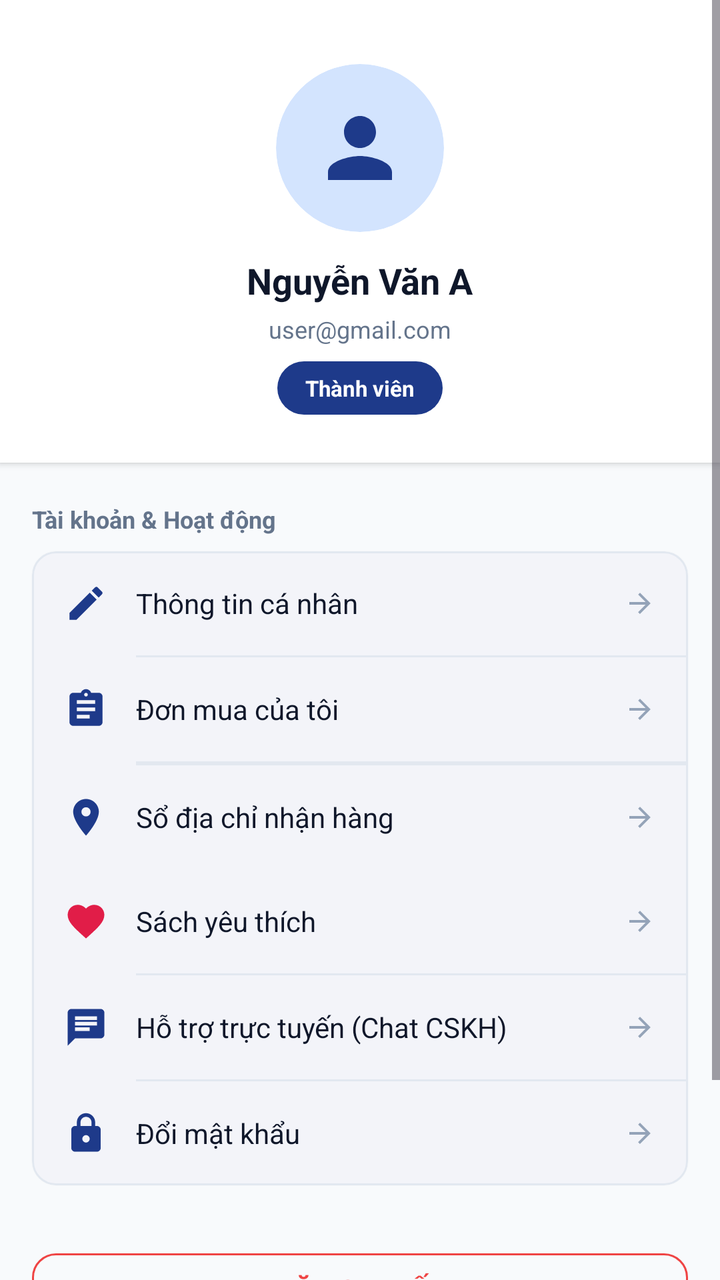
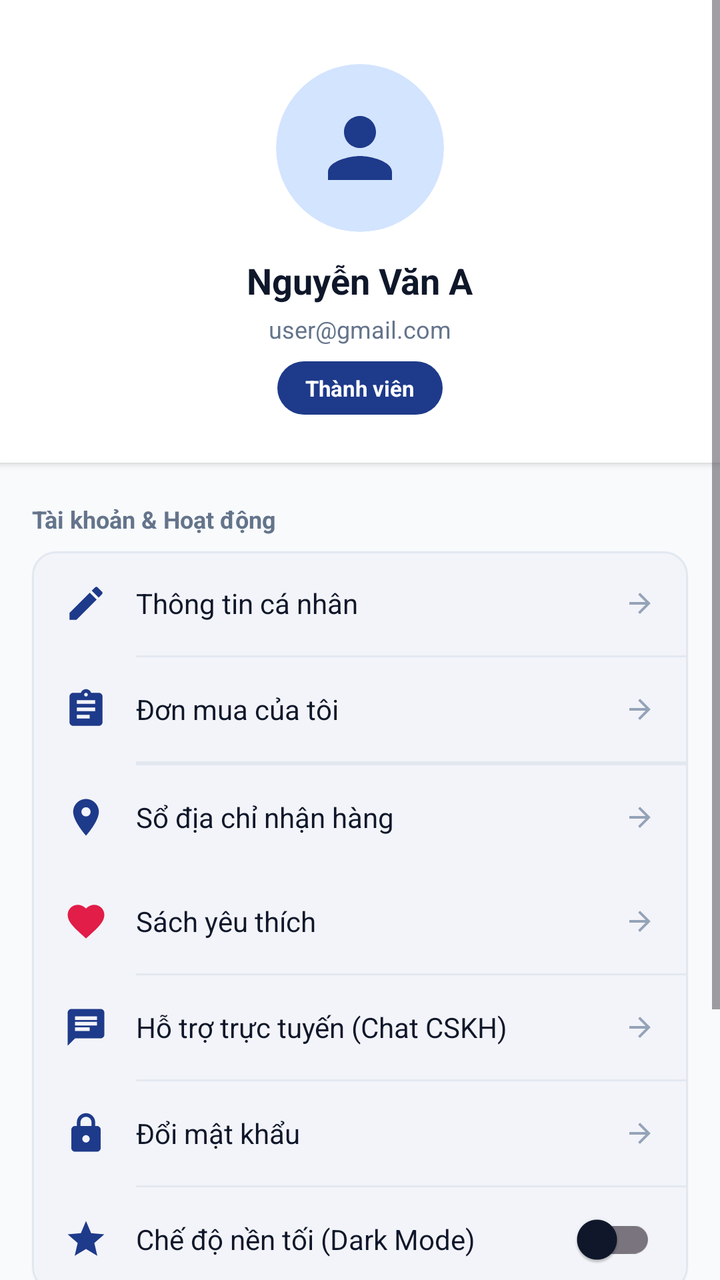

Screens rendered from an Android XML layout before and after an edit, with the pre-edit source and the edit as a unified diff.
<!-- AndroidManifest.xml: application theme Theme.Book_selling_app -->
<!-- res/layout/fragment_profile.xml -->
<?xml version="1.0" encoding="utf-8"?>
<ScrollView xmlns:android="http://schemas.android.com/apk/res/android"
    xmlns:app="http://schemas.android.com/apk/res-auto"
    xmlns:tools="http://schemas.android.com/tools"
    android:layout_width="match_parent"
    android:layout_height="match_parent"
    android:background="@color/background"
    android:fillViewport="true"
    tools:context=".ProfileFragment"
    tools:ignore="HardcodedText,ContentDescription">

    <LinearLayout
        android:layout_width="match_parent"
        android:layout_height="wrap_content"
        android:orientation="vertical"
        android:paddingBottom="90dp">

        
        <LinearLayout
            android:layout_width="match_parent"
            android:layout_height="wrap_content"
            android:background="@color/surface"
            android:elevation="2dp"
            android:gravity="center"
            android:orientation="vertical"
            android:paddingStart="24dp"
            android:paddingTop="32dp"
            android:paddingEnd="24dp"
            android:paddingBottom="24dp">

            <androidx.cardview.widget.CardView
                android:layout_width="84dp"
                android:layout_height="84dp"
                app:cardBackgroundColor="@color/primary_container"
                app:cardCornerRadius="42dp"
                app:cardElevation="0dp">

                <ImageView
                    android:layout_width="48dp"
                    android:layout_height="48dp"
                    android:layout_gravity="center"
                    android:contentDescription="@null"
                    android:src="@drawable/ic_nav_person"
                    app:tint="@color/primary" />
            </androidx.cardview.widget.CardView>

            <TextView
                android:id="@+id/tvProfileName"
                android:layout_width="wrap_content"
                android:layout_height="wrap_content"
                android:layout_marginTop="12dp"
                android:text="Nguyễn Văn A"
                android:textColor="@color/text_primary"
                android:textSize="@dimen/text_xl"
                android:textStyle="bold" />

            <TextView
                android:id="@+id/tvProfileEmail"
                android:layout_width="wrap_content"
                android:layout_height="wrap_content"
                android:layout_marginTop="4dp"
                android:text="user@gmail.com"
                android:textColor="@color/text_secondary"
                android:textSize="@dimen/text_sm" />

            <TextView
                android:id="@+id/tvProfileRole"
                android:layout_width="wrap_content"
                android:layout_height="wrap_content"
                android:layout_marginTop="8dp"
                android:background="@drawable/bg_chip_selected"
                android:text="Thành viên"
                android:textColor="@color/white"
                android:textSize="@dimen/text_xs"
                android:textStyle="bold" />
        </LinearLayout>

        
        <TextView
            android:layout_width="wrap_content"
            android:layout_height="wrap_content"
            android:layout_marginStart="16dp"
            android:layout_marginTop="20dp"
            android:layout_marginBottom="8dp"
            android:text="Tài khoản &amp; Hoạt động"
            android:textColor="@color/text_secondary"
            android:textSize="@dimen/text_sm"
            android:textStyle="bold" />

        <com.google.android.material.card.MaterialCardView
            android:layout_width="match_parent"
            android:layout_height="wrap_content"
            android:layout_marginStart="16dp"
            android:layout_marginEnd="16dp"
            app:cardBackgroundColor="@color/surface"
            app:cardCornerRadius="@dimen/radius_md"
            app:cardElevation="1dp"
            app:strokeColor="@color/border_subtle"
            app:strokeWidth="1dp">

            <LinearLayout
                android:layout_width="match_parent"
                android:layout_height="wrap_content"
                android:orientation="vertical">

                
                <LinearLayout
                    android:id="@+id/btnMenuEditProfile"
                    android:layout_width="match_parent"
                    android:layout_height="52dp"
                    android:clickable="true"
                    android:focusable="true"
                    android:gravity="center_vertical"
                    android:orientation="horizontal"
                    android:paddingStart="16dp"
                    android:paddingEnd="16dp">

                    <ImageView
                        android:layout_width="22dp"
                        android:layout_height="22dp"
                        android:contentDescription="@null"
                        android:src="@drawable/ic_edit"
                        app:tint="@color/primary" />

                    <TextView
                        android:layout_width="0dp"
                        android:layout_height="wrap_content"
                        android:layout_marginStart="14dp"
                        android:layout_weight="1"
                        android:text="Thông tin cá nhân"
                        android:textColor="@color/text_primary"
                        android:textSize="@dimen/text_md" />

                    <ImageView
                        android:layout_width="16dp"
                        android:layout_height="16dp"
                        android:contentDescription="@null"
                        android:rotation="180"
                        android:src="@drawable/ic_arrow_back"
                        app:tint="@color/text_muted" />
                </LinearLayout>

                <View
                    android:layout_width="match_parent"
                    android:layout_height="1dp"
                    android:layout_marginStart="52dp"
                    android:background="@color/border_subtle" />

                
                <LinearLayout
                    android:id="@+id/btnMenuOrders"
                    android:layout_width="match_parent"
                    android:layout_height="52dp"
                    android:clickable="true"
                    android:focusable="true"
                    android:gravity="center_vertical"
                    android:orientation="horizontal"
                    android:paddingStart="16dp"
                    android:paddingEnd="16dp">

                    <ImageView
                        android:layout_width="22dp"
                        android:layout_height="22dp"
                        android:contentDescription="@null"
                        android:src="@drawable/ic_nav_orders"
                        app:tint="@color/primary" />

                    <TextView
                        android:layout_width="0dp"
                        android:layout_height="wrap_content"
                        android:layout_marginStart="14dp"
                        android:layout_weight="1"
                        android:text="Đơn mua của tôi"
                        android:textColor="@color/text_primary"
                        android:textSize="@dimen/text_md" />

                    <ImageView
                        android:layout_width="16dp"
                        android:layout_height="16dp"
                        android:contentDescription="@null"
                        android:rotation="180"
                        android:src="@drawable/ic_arrow_back"
                        app:tint="@color/text_muted" />
                </LinearLayout>

                <View
                    android:layout_width="match_parent"
                    android:layout_height="1dp"
                    android:layout_marginStart="52dp"
                    android:background="@color/border_subtle" />

                                <View
                    android:layout_width="match_parent"
                    android:layout_height="1dp"
                    android:layout_marginStart="52dp"
                    android:background="@color/border_subtle" />

                
                <LinearLayout
                    android:id="@+id/btnMenuAddressBook"
                    android:layout_width="match_parent"
                    android:layout_height="52dp"
                    android:clickable="true"
                    android:focusable="true"
                    android:gravity="center_vertical"
                    android:orientation="horizontal"
                    android:paddingStart="16dp"
                    android:paddingEnd="16dp">

                    <ImageView
                        android:layout_width="22dp"
                        android:layout_height="22dp"
                        android:contentDescription="@null"
                        android:src="@drawable/ic_location"
                        app:tint="@color/primary" />

                    <TextView
                        android:layout_width="0dp"
                        android:layout_height="wrap_content"
                        android:layout_marginStart="14dp"
                        android:layout_weight="1"
                        android:text="Sổ địa chỉ nhận hàng"
                        android:textColor="@color/text_primary"
                        android:textSize="@dimen/text_md" />

                    <ImageView
                        android:layout_width="16dp"
                        android:layout_height="16dp"
                        android:contentDescription="@null"
                        android:rotation="180"
                        android:src="@drawable/ic_arrow_back"
                        app:tint="@color/text_muted" />
                </LinearLayout>

                <LinearLayout
                    android:id="@+id/btnMenuFavorites"
                    android:layout_width="match_parent"
                    android:layout_height="52dp"
                    android:clickable="true"
                    android:focusable="true"
                    android:gravity="center_vertical"
                    android:orientation="horizontal"
                    android:paddingStart="16dp"
                    android:paddingEnd="16dp">

                    <ImageView
                        android:layout_width="22dp"
                        android:layout_height="22dp"
                        android:contentDescription="@null"
                        android:src="@drawable/ic_favorite_filled"
                        app:tint="@color/status_discount" />

                    <TextView
                        android:layout_width="0dp"
                        android:layout_height="wrap_content"
                        android:layout_marginStart="14dp"
                        android:layout_weight="1"
                        android:text="Sách yêu thích"
                        android:textColor="@color/text_primary"
                        android:textSize="@dimen/text_md" />

                    <ImageView
                        android:layout_width="16dp"
                        android:layout_height="16dp"
                        android:contentDescription="@null"
                        android:rotation="180"
                        android:src="@drawable/ic_arrow_back"
                        app:tint="@color/text_muted" />
                </LinearLayout>

                <View
                    android:layout_width="match_parent"
                    android:layout_height="1dp"
                    android:layout_marginStart="52dp"
                    android:background="@color/border_subtle" />

                
                <LinearLayout
                    android:id="@+id/btnMenuChatSupport"
                    android:layout_width="match_parent"
                    android:layout_height="52dp"
                    android:clickable="true"
                    android:focusable="true"
                    android:gravity="center_vertical"
                    android:orientation="horizontal"
                    android:paddingStart="16dp"
                    android:paddingEnd="16dp">

                    <ImageView
                        android:layout_width="22dp"
                        android:layout_height="22dp"
                        android:contentDescription="@null"
                        android:src="@drawable/ic_chat"
                        app:tint="@color/primary" />

                    <TextView
                        android:layout_width="0dp"
                        android:layout_height="wrap_content"
                        android:layout_marginStart="14dp"
                        android:layout_weight="1"
                        android:text="Hỗ trợ trực tuyến (Chat CSKH)"
                        android:textColor="@color/text_primary"
                        android:textSize="@dimen/text_md" />

                    <ImageView
                        android:layout_width="16dp"
                        android:layout_height="16dp"
                        android:contentDescription="@null"
                        android:rotation="180"
                        android:src="@drawable/ic_arrow_back"
                        app:tint="@color/text_muted" />
                </LinearLayout>

                <View
                    android:layout_width="match_parent"
                    android:layout_height="1dp"
                    android:layout_marginStart="52dp"
                    android:background="@color/border_subtle" />

                
                <LinearLayout
                    android:id="@+id/btnMenuPassword"
                    android:layout_width="match_parent"
                    android:layout_height="52dp"
                    android:clickable="true"
                    android:focusable="true"
                    android:gravity="center_vertical"
                    android:orientation="horizontal"
                    android:paddingStart="16dp"
                    android:paddingEnd="16dp">

                    <ImageView
                        android:layout_width="22dp"
                        android:layout_height="22dp"
                        android:contentDescription="@null"
                        android:src="@drawable/ic_lock"
                        app:tint="@color/primary" />

                    <TextView
                        android:layout_width="0dp"
                        android:layout_height="wrap_content"
                        android:layout_marginStart="14dp"
                        android:layout_weight="1"
                        android:text="Đổi mật khẩu"
                        android:textColor="@color/text_primary"
                        android:textSize="@dimen/text_md" />

                    <ImageView
                        android:layout_width="16dp"
                        android:layout_height="16dp"
                        android:contentDescription="@null"
                        android:rotation="180"
                        android:src="@drawable/ic_arrow_back"
                        app:tint="@color/text_muted" />
                </LinearLayout>

                
                <View
                    android:id="@+id/dividerAdmin"
                    android:layout_width="match_parent"
                    android:layout_height="1dp"
                    android:layout_marginStart="52dp"
                    android:background="@color/border_subtle"
                    android:visibility="gone" />

                <LinearLayout
                    android:id="@+id/btnMenuAdminPanel"
                    android:layout_width="match_parent"
                    android:layout_height="52dp"
                    android:clickable="true"
                    android:focusable="true"
                    android:gravity="center_vertical"
                    android:orientation="horizontal"
                    android:paddingStart="16dp"
                    android:paddingEnd="16dp"
                    android:visibility="gone">

                    <ImageView
                        android:layout_width="22dp"
                        android:layout_height="22dp"
                        android:contentDescription="@null"
                        android:src="@drawable/ic_dashboard"
                        app:tint="@color/status_warning" />

                    <TextView
                        android:layout_width="0dp"
                        android:layout_height="wrap_content"
                        android:layout_marginStart="14dp"
                        android:layout_weight="1"
                        android:text="Bảng điều khiển Quản trị viên"
                        android:textColor="@color/primary"
                        android:textSize="@dimen/text_md"
                        android:textStyle="bold" />

                    <ImageView
                        android:layout_width="16dp"
                        android:layout_height="16dp"
                        android:contentDescription="@null"
                        android:rotation="180"
                        android:src="@drawable/ic_arrow_back"
                        app:tint="@color/text_muted" />
                </LinearLayout>

            </LinearLayout>

        </com.google.android.material.card.MaterialCardView>

        
        <com.google.android.material.button.MaterialButton
            android:id="@+id/btnLogout"
            style="@style/Widget.MaterialComponents.Button.OutlinedButton"
            android:layout_width="match_parent"
            android:layout_height="@dimen/button_height"
            android:layout_marginStart="16dp"
            android:layout_marginTop="28dp"
            android:layout_marginEnd="16dp"
            android:text="ĐĂNG XUẤT"
            android:textColor="@color/status_error"
            android:textSize="@dimen/text_md"
            android:textStyle="bold"
            app:cornerRadius="@dimen/radius_md"
            app:strokeColor="@color/status_error" />

    </LinearLayout>

</ScrollView>
<!-- resources referenced by this layout -->
<resources>
  <color name="background">#F8FAFC</color>
  <color name="border_subtle">#E2E8F0</color>
  <color name="primary">#1E3A8A</color>
  <color name="primary_container">#D3E4FE</color>
  <color name="status_discount">#E11D48</color>
  <color name="status_error">#EF4444</color>
  <color name="status_warning">#F59E0B</color>
  <color name="surface">#FFFFFF</color>
  <color name="text_muted">#94A3B8</color>
  <color name="text_primary">#0F172A</color>
  <color name="text_secondary">#64748B</color>
  <color name="white">#FFFFFFFF</color>
  <dimen name="button_height">48dp</dimen>
  <dimen name="radius_md">12dp</dimen>
  <dimen name="text_md">14sp</dimen>
  <dimen name="text_sm">12sp</dimen>
  <dimen name="text_xl">18sp</dimen>
  <dimen name="text_xs">11sp</dimen>
  <!-- drawable bg_chip_selected (drawable) -->
  <?xml version="1.0" encoding="utf-8"?>
  <shape xmlns:android="http://schemas.android.com/apk/res/android"
      android:shape="rectangle">
      <solid android:color="@color/primary" />
      <corners android:radius="@dimen/radius_pill" />
      <padding
          android:left="14dp"
          android:top="6dp"
          android:right="14dp"
          android:bottom="6dp" />
  </shape>
  <!-- drawable ic_arrow_back (drawable) -->
  <vector xmlns:android="http://schemas.android.com/apk/res/android"
      android:width="24dp"
      android:height="24dp"
      android:viewportWidth="24"
      android:viewportHeight="24">
    <path
        android:fillColor="@color/text_primary"
        android:pathData="M20,11H7.83l5.59,-5.59L12,4l-8,8 8,8 1.41,-1.41L7.83,13H20v-2z"/>
  </vector>
  <!-- drawable ic_chat (drawable) -->
  <vector xmlns:android="http://schemas.android.com/apk/res/android"
      android:width="24dp"
      android:height="24dp"
      android:viewportWidth="24"
      android:viewportHeight="24">
    <path
        android:fillColor="@color/white"
        android:pathData="M20,2H4c-1.1,0 -1.99,0.9 -1.99,2L2,22l4,-4h14c1.1,0 2,-0.9 2,-2V4c0,-1.1 -0.9,-2 -2,-2zM6,9h12v2H6V9zm8,5H6v-2h8v2zm4,-6H6V6h12v2z"/>
  </vector>
  <!-- drawable ic_dashboard (drawable) -->
  <vector xmlns:android="http://schemas.android.com/apk/res/android"
      android:width="24dp"
      android:height="24dp"
      android:viewportWidth="24"
      android:viewportHeight="24">
      <path
          android:fillColor="@color/primary"
          android:pathData="M3,13h8V3H3v10zm0,8h8v-6H3v6zm10,0h8V11h-8v10zm0,-18v6h8V3h-8z" />
  </vector>
  <!-- drawable ic_nav_person (drawable) -->
  <vector xmlns:android="http://schemas.android.com/apk/res/android"
      android:width="24dp"
      android:height="24dp"
      android:viewportWidth="24"
      android:viewportHeight="24">
    <path
        android:fillColor="#FF000000"
        android:pathData="M12,12c2.21,0 4,-1.79 4,-4s-1.79,-4 -4,-4 -4,1.79 -4,4 1.79,4 4,4zm0,2c-2.67,0 -8,1.34 -8,4v2h16v-2c0,-2.66 -5.33,-4 -8,-4z"/>
  </vector>
  <style name="Theme.Book_selling_app" parent="Base.Theme.Book_selling_app" />
  <dimen name="radius_pill">999dp</dimen>
  <color name="primary_dark">#00236F</color>
  <color name="on_primary">#FFFFFF</color>
  <color name="secondary">#D97706</color>
  <color name="on_secondary">#FFFFFF</color>
  <!-- unchanged entries left out for length: 6 -->
</resources>

<!-- the commit's change to res/layout/fragment_profile.xml (unified diff, before → after) -->
@@ -352,6 +352,43 @@
                         android:rotation="180"
                         android:src="@drawable/ic_arrow_back"
                         app:tint="@color/text_muted" />
+                </LinearLayout>
+
+                                <View
+                    android:layout_width="match_parent"
+                    android:layout_height="1dp"
+                    android:layout_marginStart="52dp"
+                    android:background="@color/border_subtle" />
+
+                
+                <LinearLayout
+                    android:layout_width="match_parent"
+                    android:layout_height="52dp"
+                    android:gravity="center_vertical"
+                    android:orientation="horizontal"
+                    android:paddingStart="16dp"
+                    android:paddingEnd="16dp">
+
+                    <ImageView
+                        android:layout_width="22dp"
+                        android:layout_height="22dp"
+                        android:contentDescription="@null"
+                        android:src="@drawable/ic_star"
+                        app:tint="@color/primary" />
+
+                    <TextView
+                        android:layout_width="0dp"
+                        android:layout_height="wrap_content"
+                        android:layout_marginStart="14dp"
+                        android:layout_weight="1"
+                        android:text="Chế độ nền tối (Dark Mode)"
+                        android:textColor="@color/text_primary"
+                        android:textSize="@dimen/text_md" />
+
+                    <com.google.android.material.switchmaterial.SwitchMaterial
+                        android:id="@+id/switchDarkMode"
+                        android:layout_width="wrap_content"
+                        android:layout_height="wrap_content" />
                 </LinearLayout>
 
                 
<!-- resource entries referenced after the edit -->
@@ -70,8 +70,19 @@
         android:fillColor="#FF000000"
         android:pathData="M12,12c2.21,0 4,-1.79 4,-4s-1.79,-4 -4,-4 -4,1.79 -4,4 1.79,4 4,4zm0,2c-2.67,0 -8,1.34 -8,4v2h16v-2c0,-2.66 -5.33,-4 -8,-4z"/>
   </vector>
+  <!-- drawable ic_star (drawable) -->
+  <vector xmlns:android="http://schemas.android.com/apk/res/android"
+      android:width="24dp"
+      android:height="24dp"
+      android:viewportWidth="24"
+      android:viewportHeight="24">
+    <path
+        android:fillColor="@color/rating_star"
+        android:pathData="M12,17.27L18.18,21l-1.64,-7.03L22,9.24l-7.19,-0.61L12,2 9.19,8.63 2,9.24l5.46,4.73L5.82,21z"/>
+  </vector>
   <style name="Theme.Book_selling_app" parent="Base.Theme.Book_selling_app" />
   <dimen name="radius_pill">999dp</dimen>
+  <color name="rating_star">#F59E0B</color>
   <color name="primary_dark">#00236F</color>
   <color name="on_primary">#FFFFFF</color>
   <color name="secondary">#D97706</color>
